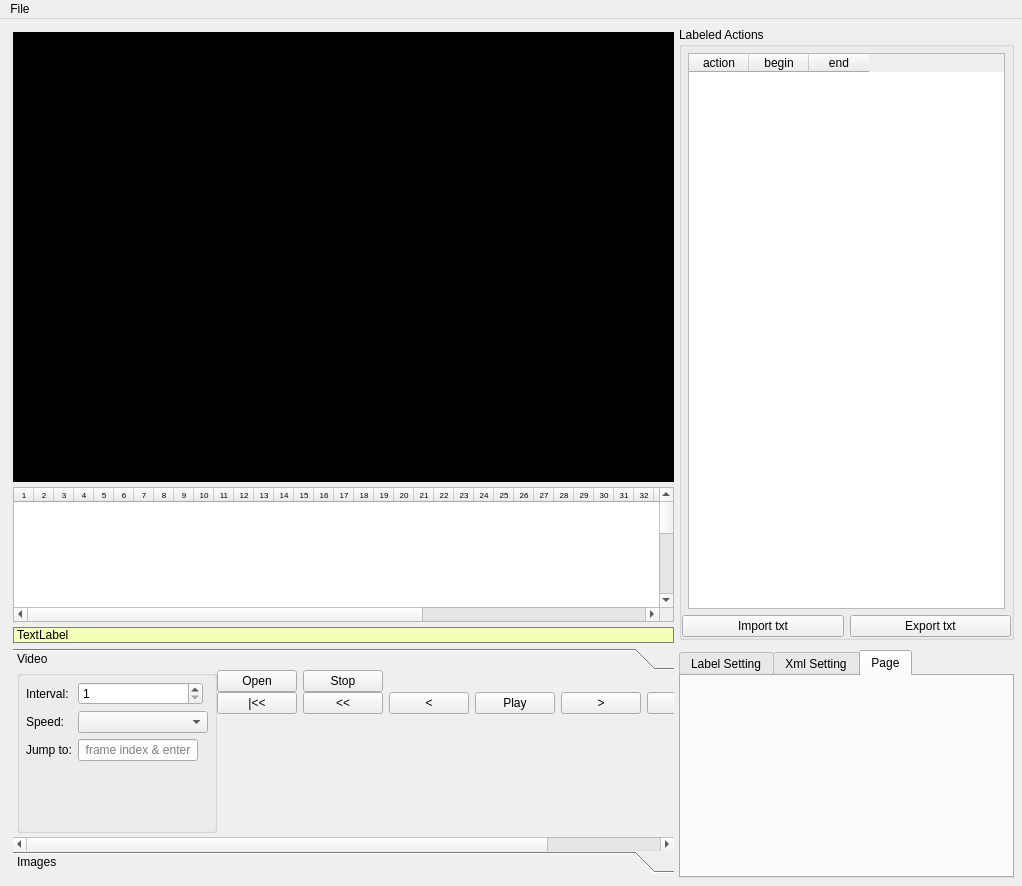
Before: the Qt Designer form qt_gui/mainwindow.ui in ZDL-Git/ActionLabeller, drawn with Qt 5.
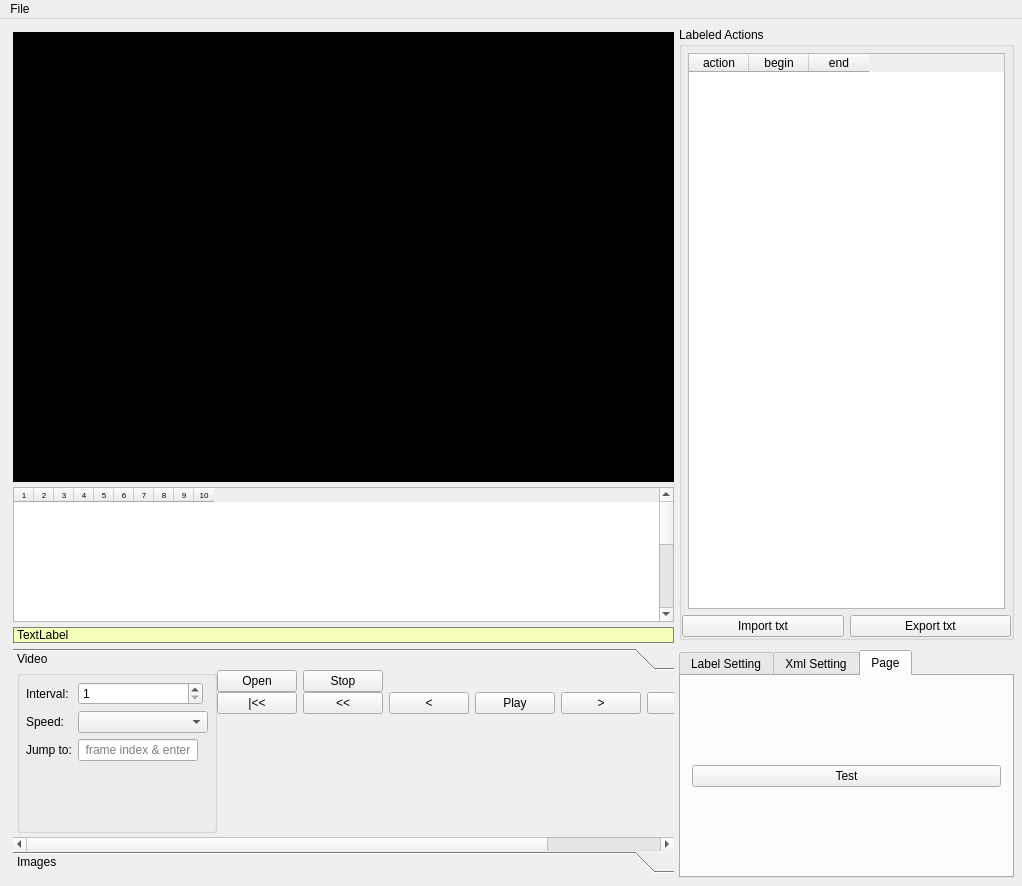
After: the same form once the commit is applied. The open tabs and pages were chosen to show the change. Custom widgets are drawn as their Qt base class.

```diff
--- a/qt_gui/mainwindow.ui
+++ b/qt_gui/mainwindow.ui
@@ -132,6 +132,9 @@
           <property name="lineWidth">
            <number>1</number>
           </property>
+          <property name="sizeAdjustPolicy">
+           <enum>QAbstractScrollArea::AdjustIgnored</enum>
+          </property>
           <property name="editTriggers">
            <set>QAbstractItemView::NoEditTriggers</set>
           </property>
@@ -157,7 +160,7 @@
            <number>20</number>
           </property>
           <property name="columnCount">
-           <number>50</number>
+           <number>10</number>
           </property>
           <attribute name="horizontalHeaderDefaultSectionSize">
            <number>20</number>
@@ -172,7 +175,7 @@
            <bool>false</bool>
           </attribute>
           <attribute name="horizontalHeaderStretchLastSection">
-           <bool>true</bool>
+           <bool>false</bool>
           </attribute>
           <attribute name="verticalHeaderVisible">
            <bool>false</bool>
@@ -222,51 +225,6 @@
           <column/>
           <column/>
           <column/>
-          <column/>
-          <column/>
-          <column/>
-          <column/>
-          <column/>
-          <column/>
-          <column/>
-          <column/>
-          <column/>
-          <column/>
-          <column/>
-          <column/>
-          <column/>
-          <column/>
-          <column/>
-          <column/>
-          <column/>
-          <column/>
-          <column/>
-          <column/>
-          <column/>
-          <column/>
-          <column/>
-          <column/>
-          <column/>
-          <column/>
-          <column/>
-          <column/>
-          <column/>
-          <column/>
-          <column/>
-          <column/>
-          <column/>
-          <column/>
-          <column/>
-          <column/>
-          <column/>
-          <column/>
-          <column/>
-          <column/>
-          <item row="0" column="0">
-           <property name="text">
-            <string/>
-           </property>
-          </item>
          </widget>
         </item>
         <item>
@@ -1130,6 +1088,15 @@
            <attribute name="title">
             <string>Page</string>
            </attribute>
+           <layout class="QGridLayout" name="gridLayout">
+            <item row="0" column="0">
+             <widget class="QPushButton" name="btn_test">
+              <property name="text">
+               <string>Test</string>
+              </property>
+             </widget>
+            </item>
+           </layout>
           </widget>
          </widget>
         </item>
```
Left out of the diff: 7 changed lines with no effect on the pictures.
